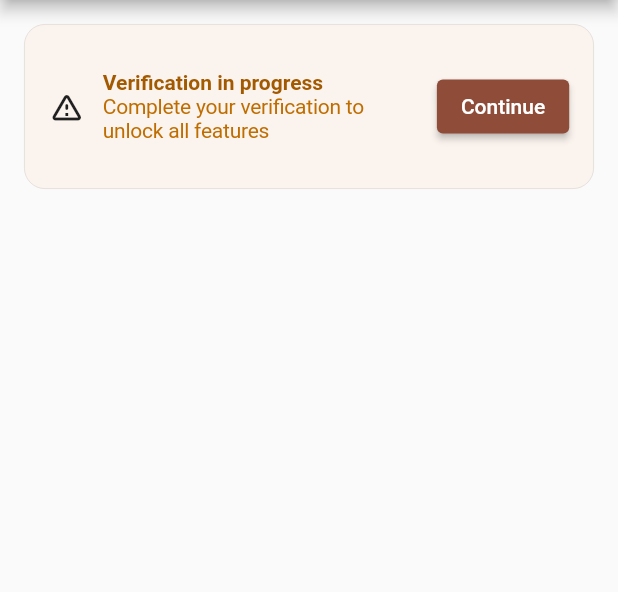
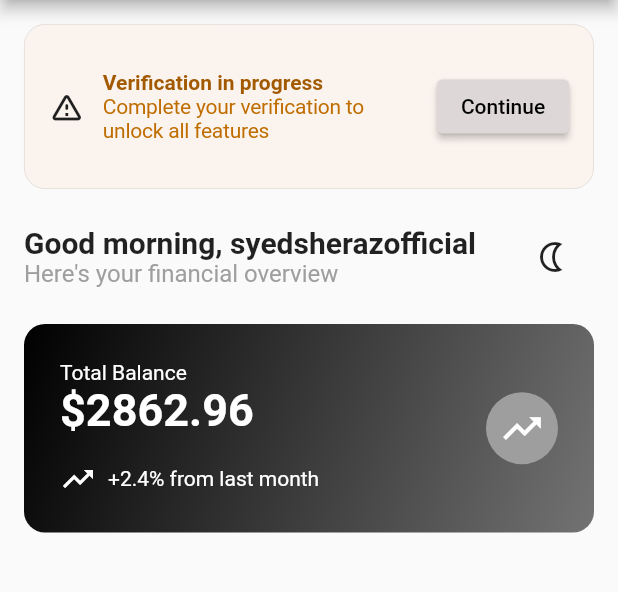
Before and after one commit to Md-Samiul-Islam-Rafi/WisePay-PaymentsAPI, a Flutter app: the HomeScreen screen opened directly, on a phone screen of 412 x 824 dp, the part 84-676 px from its top. Run offline on Flutter 3.47's test engine with Material 3 defaults, Android fonts, the phone set to English and light mode, and no system bars; our stand-ins replace file_picker, image_picker.

Commit message:
home page working

```diff
--- a/lib/home/ui/home_screen.dart
+++ b/lib/home/ui/home_screen.dart
@@ -79,7 +79,9 @@ class HomeScreen extends StatelessWidget {
 
       body: Padding(
         padding: const EdgeInsets.all(16),
-        child: Container(
+        child: Column(
+          children: [
+            Container(
               width: double.infinity,
               height: 110,
               decoration: BoxDecoration(
@@ -120,18 +122,143 @@ class HomeScreen extends StatelessWidget {
                     const SizedBox(width: 12),
 
                     ElevatedButton(
+                      style: ElevatedButton.styleFrom(
+                        backgroundColor: const Color.fromARGB(
+                          255,
+                          221,
+                          215,
+                          215,
+                        ),
+                      ),
                       onPressed: () {
                         // verification flow
                       },
-                  child: Text("Continue"),
+                      child: Text(
+                        "Continue",
+                        style: TextStyle(color: Colors.black),
+                      ),
                     ),
                   ],
                 ),
               ),
             ),
+
+            const SizedBox(height: 24),
+
+            // part of Good morning, syedsherazofficial
+            Padding(
+              padding: const EdgeInsets.only(right: 16),
+              child: Row(
+                mainAxisAlignment: MainAxisAlignment.spaceBetween,
+                children: [
+                  Expanded(
+                    child: Column(
+                      crossAxisAlignment: CrossAxisAlignment.start,
+                      children: [
+                        Text(
+                          'Good morning, syedsherazofficial',
+                          style: const TextStyle(
+                            fontSize: 20,
+                            fontWeight: FontWeight.w600,
+                          ),
                         ),
 
+                        Text(
+                          "Here's your financial overview",
+                          style: const TextStyle(
+                            fontSize: 16,
+                            fontWeight: FontWeight.w400,
+                            color: Colors.grey,
+                          ),
+                          overflow: TextOverflow.ellipsis,
+                        ),
+                      ],
+                    ),
+                  ),
+                  Icon(Icons.nightlight_outlined, size: 24),
+                ],
+              ),
+            ),
 
+            const SizedBox(height: 24),
+
+            // Total amaount part
+            Container(
+              width: double.infinity,
+              decoration: BoxDecoration(
+                borderRadius: BorderRadius.circular(14),
+                gradient: LinearGradient(
+                  colors: [Colors.black, Colors.black54],
+                  begin: Alignment.topLeft,
+                  end: Alignment.bottomRight,
+                ),
+              ),
+              child: Padding(
+                padding: const EdgeInsets.all(24),
+                child: Row(
+                  mainAxisAlignment: MainAxisAlignment.spaceBetween,
+                  children: [
+                    Expanded(
+                      child: Column(
+                        crossAxisAlignment: CrossAxisAlignment.start,
+                        children: [
+                          //text Total balance
+                          Text(
+                            'Total Balance',
+                            style: const TextStyle(
+                              fontSize: 14,
+                              fontWeight: FontWeight.w400,
+                              color: Colors.white,
+                            ),
+                          ),
+
+                          // amount
+                          Text(
+                            '\$2862.96',
+                            style: const TextStyle(
+                              fontSize: 30,
+                              fontWeight: FontWeight.bold,
+                              color: Colors.white,
+                            ),
+                          ),
+
+                          SizedBox(height: 16),
+
+                          //icon for trending
+                          Row(
+                            children: [
+                              Icon(Icons.trending_up, color: Colors.white),
+                              SizedBox(width: 8),
+                              Text(
+                                '+2.4% from last month',
+                                style: TextStyle(color: Colors.white),
+                              ),
+                            ],
+                          ),
+                        ],
+                      ),
+                    ),
+                    Container(
+                      height: 48,
+                      width: 48,
+                      decoration: BoxDecoration(
+                        color: Colors.grey,
+                        shape: BoxShape.circle,
+                      ),
+
+                      child: Icon(
+                        Icons.trending_up,
+                        color: Colors.white,
+                        size: 30,
+                      ),
+                    ),
+                  ],
+                ),
+              ),
+            ),
+          ],
+        ),
+      ),
     );
   }
 }
--- a/lib/login/auth_screen.dart
+++ b/lib/login/auth_screen.dart
@@ -236,9 +236,7 @@ class _AuthScreenState extends State<AuthScreen> {
                 onPressed: () {
                   Navigator.push(
                     context,
-                    MaterialPageRoute(
-                      builder: (context) => HomeScreen(),
-                    ),
+                    MaterialPageRoute(builder: (context) => PasswordReset()),
                   );
                 },
                 child: const Text(
```
Lines whose indentation alone changed are shown as unchanged.
